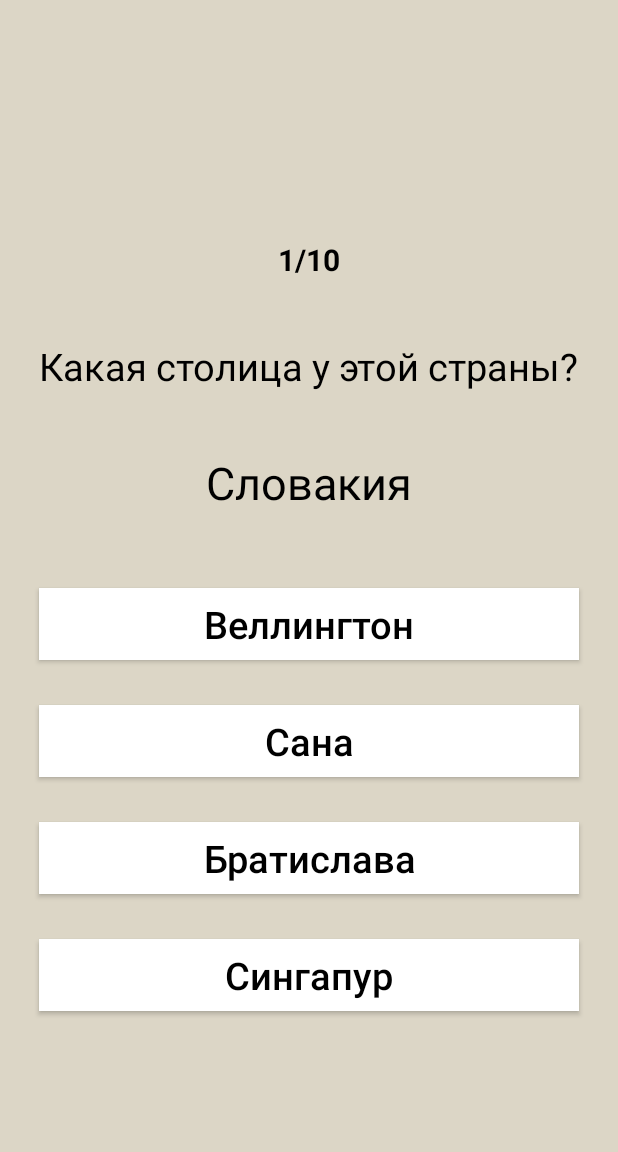
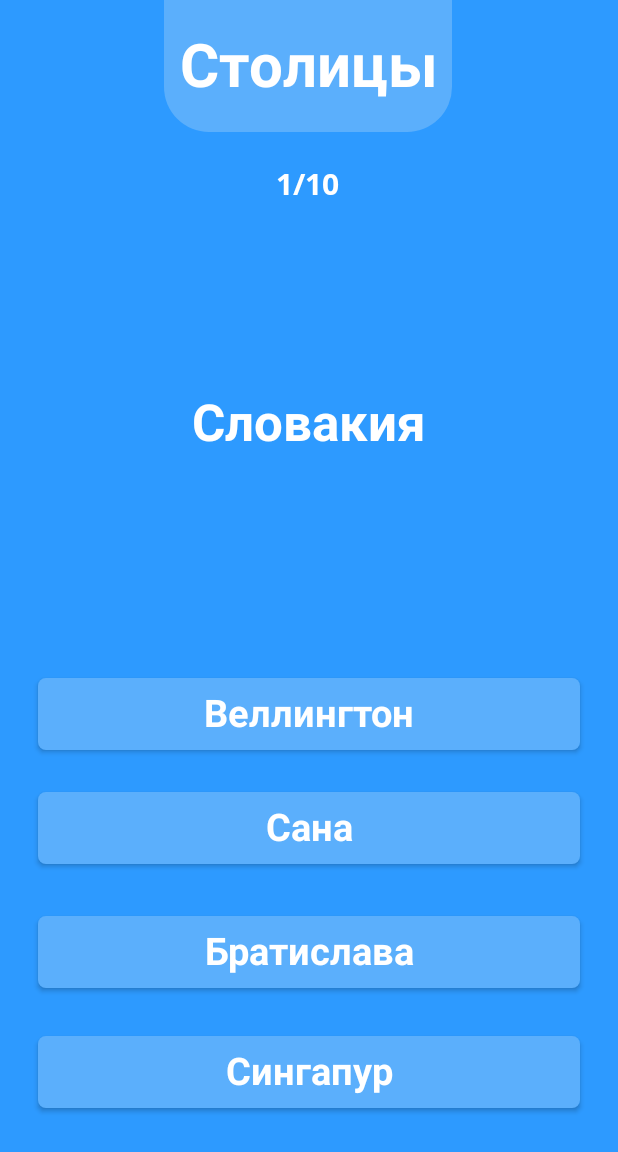
Before and after one commit to HadronCollider/practice21.2-7, an Android app: the CapitalByCountryQuizActivity screen opened directly, with no data from a screen before it, on a phone screen of 412 x 824 dp. Shown: the top 1152 px of the screen. Run offline under Robolectric (Android 15) with nearby library versions, the phone set to English and light mode, and no system bars.

Commit message:
New design: format and capital

```diff
--- a/app/src/main/AndroidManifest.xml
+++ b/app/src/main/AndroidManifest.xml
@@ -23,6 +23,10 @@
                 <category android:name="android.intent.category.LAUNCHER" />
             </intent-filter>
         </activity>
+
+        <meta-data
+            android:name="preloaded_fonts"
+            android:resource="@array/preloaded_fonts" />
     </application>
 
 </manifest>
--- a/app/src/main/java/com/makentoshe/androidgithubcitemplate/CapitalByCountryQuizActivity.kt
+++ b/app/src/main/java/com/makentoshe/androidgithubcitemplate/CapitalByCountryQuizActivity.kt
@@ -77,8 +77,7 @@ class CapitalByCountryQuizActivity : AppCompatActivity() {
                 countries = db.get4Countries(questions[ctr], right_option)
                 ctr++
                 for (k in 0 until capital_btns.size) {
-                    capital_btns[k].setBackgroundColor(Color.WHITE)
-                    capital_btns[k].setTextColor(Color.BLACK)
+                    capital_btns[k].setBackgroundResource(R.drawable.city_shape)
                 }
 
                 if (limitation_mode < 2 && (tries + 1) <= number_of_questions) tv_time.setText((tries + 1).toString() + "/" + number_of_questions.toString())
@@ -142,7 +141,7 @@ class CapitalByCountryQuizActivity : AppCompatActivity() {
                     points++
                     right_sound.start()
                     if (limitation_mode != 2 && delay != 0) {
-                        capital_btns[i].setBackgroundColor(Color.argb(255, 80, 162, 55))
+                        capital_btns[i].setBackgroundResource(R.drawable.city_shape_correct)
                         capital_btns[i].setTextColor(Color.WHITE)
                         Handler(Looper.getMainLooper()).postDelayed(
                             { next_question() },
@@ -157,10 +156,8 @@ class CapitalByCountryQuizActivity : AppCompatActivity() {
                     incorrect++
                     incorrect_sound.start()
                     if (limitation_mode != 2 && delay != 0) {
-                        capital_btns[i].setBackgroundColor(Color.argb(255, 255, 92, 68))
-                        capital_btns[i].setTextColor(Color.WHITE)
-                        capital_btns[right_option].setBackgroundColor(Color.argb(80, 80, 162, 55))
-                        capital_btns[right_option].setTextColor(Color.WHITE)
+                        capital_btns[i].setBackgroundResource(R.drawable.city_shape_incorrect)
+                        capital_btns[right_option].setBackgroundResource(R.drawable.city_shape_answer)
                         Handler(Looper.getMainLooper()).postDelayed(
                             { next_question() },
                             delay.toLong() * 500)
--- /dev/null
+++ b/app/src/main/res/drawable/city_shape.xml
@@ -0,0 +1,6 @@
+<?xml version="1.0" encoding="utf-8"?>
+<shape xmlns:android="http://schemas.android.com/apk/res/android"
+    android:shape="rectangle" android:padding="5dp">
+    <solid android:color="#5BAFFC"/>
+    <corners android:radius="5dp"/>
+</shape>
--- /dev/null
+++ b/app/src/main/res/drawable/city_shape_answer.xml
@@ -0,0 +1,6 @@
+<?xml version="1.0" encoding="utf-8"?>
+<shape xmlns:android="http://schemas.android.com/apk/res/android"
+    android:shape="rectangle" android:padding="5dp">
+    <solid android:color="#5050A237"/>
+    <corners android:radius="5dp"/>
+</shape>
--- /dev/null
+++ b/app/src/main/res/drawable/city_shape_correct.xml
@@ -0,0 +1,6 @@
+<?xml version="1.0" encoding="utf-8"?>
+<shape xmlns:android="http://schemas.android.com/apk/res/android"
+    android:shape="rectangle" android:padding="5dp">
+    <solid android:color="#50A237"/>
+    <corners android:radius="5dp"/>
+</shape>
--- /dev/null
+++ b/app/src/main/res/drawable/city_shape_incorrect.xml
@@ -0,0 +1,6 @@
+<?xml version="1.0" encoding="utf-8"?>
+<shape xmlns:android="http://schemas.android.com/apk/res/android"
+    android:shape="rectangle" android:padding="5dp">
+    <solid android:color="#FF5C44"/>
+    <corners android:radius="5dp"/>
+</shape>
--- /dev/null
+++ b/app/src/main/res/drawable/radius_up.xml
@@ -0,0 +1,7 @@
+<?xml version="1.0" encoding="utf-8"?>
+<shape xmlns:android="http://schemas.android.com/apk/res/android" android:shape="rectangle">
+    <solid android:color="@color/btncolor" />
+    <corners android:bottomRightRadius="30dp"
+        android:bottomLeftRadius="30dp" />
+
+</shape>
--- /dev/null
+++ b/app/src/main/res/font/open_sans_bold.xml
@@ -0,0 +1,7 @@
+<?xml version="1.0" encoding="utf-8"?>
+<font-family xmlns:app="http://schemas.android.com/apk/res-auto"
+        app:fontProviderAuthority="com.google.android.gms.fonts"
+        app:fontProviderPackage="com.google.android.gms"
+        app:fontProviderQuery="name=Open Sans&amp;weight=700"
+        app:fontProviderCerts="@array/com_google_android_gms_fonts_certs">
+</font-family>
--- a/app/src/main/res/layout/activity_capital_by_country_quiz.xml
+++ b/app/src/main/res/layout/activity_capital_by_country_quiz.xml
@@ -1,119 +1,166 @@
 <?xml version="1.0" encoding="utf-8"?>
-<LinearLayout xmlns:android="http://schemas.android.com/apk/res/android"
+<androidx.constraintlayout.widget.ConstraintLayout xmlns:android="http://schemas.android.com/apk/res/android"
     xmlns:app="http://schemas.android.com/apk/res-auto"
     xmlns:tools="http://schemas.android.com/tools"
     android:layout_width="match_parent"
     android:layout_height="match_parent"
-    android:background="@color/bgcolor"
+    android:background="#2D9AFF"
     android:gravity="center"
     android:orientation="vertical"
     tools:context=".CapitalByCountryQuizActivity">
+
+
+    <TextView
+        android:id="@+id/textView2"
+        android:layout_width="wrap_content"
+        android:layout_height="wrap_content"
+        android:layout_gravity="center"
+        android:background="@drawable/radius_up"
+        android:fontFamily="@font/open_sans_bold"
+        android:paddingLeft="10dp"
+        android:paddingTop="20dp"
+        android:paddingRight="10dp"
+        android:paddingBottom="20dp"
+        android:text="Столицы"
+        android:textAlignment="center"
+
+        android:textColor="#FFFFFF"
+        android:textSize="40dp"
+        app:layout_constraintEnd_toEndOf="parent"
+        app:layout_constraintHorizontal_bias="0.496"
+        app:layout_constraintStart_toStartOf="parent"
+        app:layout_constraintTop_toTopOf="parent" />
 
     <TextView
         android:id="@+id/tv_time"
         android:layout_width="wrap_content"
         android:layout_height="wrap_content"
         android:layout_gravity="center"
+        android:fontFamily="@font/open_sans_bold"
         android:paddingLeft="10dp"
         android:paddingTop="20dp"
         android:paddingRight="10dp"
         android:paddingBottom="20dp"
         android:text=""
         android:textAlignment="center"
-        android:textColor="@android:color/black"
+        android:textColor="#FFFFFF"
         android:textSize="20dp"
-        android:textStyle="bold" />
-
-    <TextView
-        android:layout_width="wrap_content"
-        android:layout_height="wrap_content"
-        android:layout_gravity="center"
-        android:paddingLeft="10dp"
-        android:paddingTop="20dp"
-        android:paddingRight="10dp"
-        android:paddingBottom="20dp"
-        android:text="Какая столица у этой страны?"
-        android:textAlignment="center"
-        android:textColor="@android:color/black"
-        android:textSize="25dp"
-
-        />
+        android:textStyle="bold"
+        app:layout_constraintEnd_toEndOf="parent"
+        app:layout_constraintHorizontal_bias="0.498"
+        app:layout_constraintStart_toStartOf="parent"
+        app:layout_constraintTop_toBottomOf="@+id/textView2" />
 
     <TextView
         android:id="@+id/tv_country"
         android:layout_width="wrap_content"
         android:layout_height="wrap_content"
         android:layout_gravity="center"
+        android:layout_marginBottom="44dp"
+        android:fontFamily="@font/open_sans_bold"
         android:paddingLeft="10dp"
         android:paddingTop="20dp"
         android:paddingRight="10dp"
         android:paddingBottom="20dp"
         android:text="Россия"
+
         android:textAlignment="center"
-        android:textColor="@android:color/black"
-
-        android:textSize="30dp" />
-
+        android:textColor="#FFFFFF"
+        android:textSize="34dp"
+        app:layout_constraintBottom_toTopOf="@+id/capital0"
+        app:layout_constraintEnd_toEndOf="parent"
+        app:layout_constraintStart_toStartOf="parent"
+        app:layout_constraintTop_toBottomOf="@+id/tv_time" />
 
     <Button
         android:id="@+id/capital0"
-        android:layout_width="360dp"
+        android:layout_width="0dp"
         android:layout_height="wrap_content"
         android:layout_gravity="center"
-        android:layout_marginTop="30dp"
-        android:background="@android:color/white"
+        android:layout_marginStart="25dp"
+        android:layout_marginEnd="25dp"
+        android:layout_marginBottom="324dp"
+        android:background="@drawable/city_shape"
+        android:fontFamily="@font/open_sans_bold"
         android:text="Москва"
         android:textAlignment="center"
         android:textAllCaps="false"
-        android:textColor="@android:color/black"
-        android:textSize="25sp" />
+        android:textColor="#FFFFFF"
+        android:textSize="25sp"
+        app:layout_constraintBottom_toBottomOf="parent"
+        app:layout_constraintEnd_toEndOf="parent"
+        app:layout_constraintHorizontal_bias="1.0"
+        app:layout_constraintStart_toStartOf="parent" />
 
     <Button
         android:id="@+id/capital1"
-        android:layout_width="360dp"
+        android:layout_width="0dp"
         android:layout_height="wrap_content"
         android:layout_gravity="center"
-        android:layout_marginTop="30dp"
-        android:background="@android:color/white"
+        android:layout_marginStart="25dp"
+        android:layout_marginTop="28dp"
+        android:layout_marginEnd="25dp"
+        android:background="@drawable/city_shape"
+        android:fontFamily="@font/open_sans_bold"
         android:text="Лондон"
         android:textAlignment="center"
         android:textAllCaps="false"
-        android:textColor="@android:color/black"
-        android:textSize="25sp" />
+        android:textColor="#FFFFFF"
+        android:textSize="25sp"
+        app:layout_constraintEnd_toEndOf="parent"
+        app:layout_constraintHorizontal_bias="1.0"
+        app:layout_constraintStart_toStartOf="parent"
+        app:layout_constraintTop_toBottomOf="@+id/capital0" />
 
     <Button
         android:id="@+id/capital2"
-        android:layout_width="360dp"
+        android:layout_width="0dp"
         android:layout_height="wrap_content"
         android:layout_gravity="center"
-        android:layout_marginTop="30dp"
-        android:background="@android:color/white"
+        android:layout_marginStart="25dp"
+        android:layout_marginEnd="25dp"
+        android:layout_marginBottom="32dp"
+        android:background="@drawable/city_shape"
+        android:fontFamily="@font/open_sans_bold"
         android:text="Париж"
         android:textAlignment="center"
         android:textAllCaps="false"
-        android:textColor="@android:color/black"
-        android:textSize="25sp" />
+        android:textColor="#FFFFFF"
+        android:textSize="25sp"
+        app:layout_constraintBottom_toTopOf="@+id/capital3"
+        app:layout_constraintEnd_toEndOf="parent"
+        app:layout_constraintHorizontal_bias="0.0"
+        app:layout_constraintStart_toStartOf="parent" />
 
     <Button
         android:id="@+id/capital3"
-        android:layout_width="360dp"
+        android:layout_width="0dp"
         android:layout_height="wrap_content"
         android:layout_gravity="center"
-        android:layout_marginTop="30dp"
-        android:background="@android:color/white"
+        android:layout_marginStart="25dp"
+        android:layout_marginEnd="25dp"
+        android:layout_marginBottom="85dp"
+        android:background="@drawable/city_shape"
+        android:fontFamily="@font/open_sans_bold"
         android:text="Берлин"
         android:textAlignment="center"
         android:textAllCaps="false"
-        android:textColor="@android:color/black"
-        android:textSize="25sp" />
-
+        android:textColor="#FFFFFF"
+        android:textSize="25sp"
+        app:layout_constraintBottom_toBottomOf="parent"
+        app:layout_constraintEnd_toEndOf="parent"
+        app:layout_constraintStart_toStartOf="parent" />
 
     <LinearLayout
-        android:layout_width="match_parent"
+        android:id="@+id/linearLayout"
+        android:layout_width="0dp"
         android:layout_height="wrap_content"
         android:orientation="horizontal"
         android:paddingTop="10dp"
-        tools:ignore="ExtraText"></LinearLayout>
+        app:layout_constraintEnd_toEndOf="parent"
+        app:layout_constraintStart_toStartOf="parent"
+        app:layout_constraintTop_toTopOf="parent"
+        tools:ignore="ExtraText" />
 
 
-</LinearLayout>
+</androidx.constraintlayout.widget.ConstraintLayout>
--- a/app/src/main/res/values/colors.xml
+++ b/app/src/main/res/values/colors.xml
@@ -4,4 +4,5 @@
     <color name="colorPrimaryDark">#3700B3</color>
     <color name="colorAccent">#03DAC5</color>
     <color name="bgcolor">#DCD6C6</color>
+    <color name="btncolor">#5BAFFC</color>
 </resources>
```
